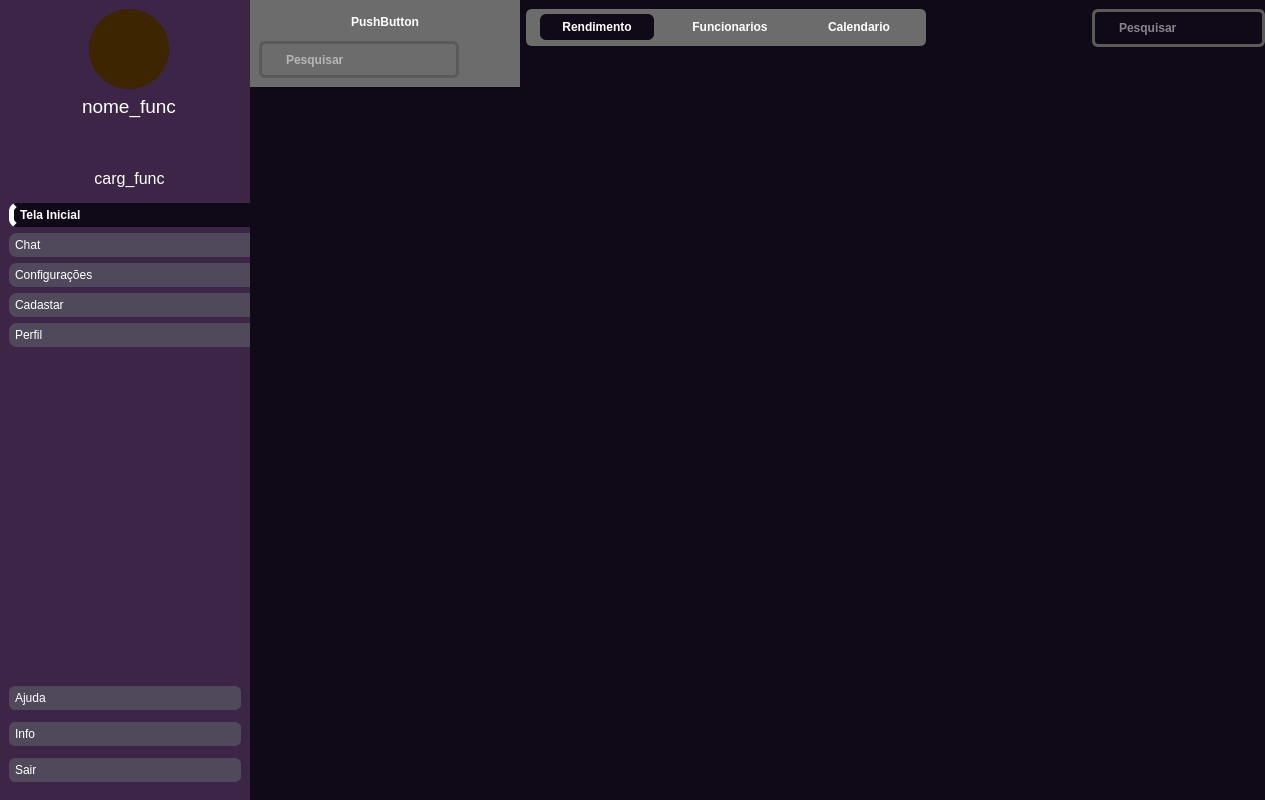
Above: design/NOVODASH.ui from Zstraffey/NewTE before the change. Below: the same form after it.
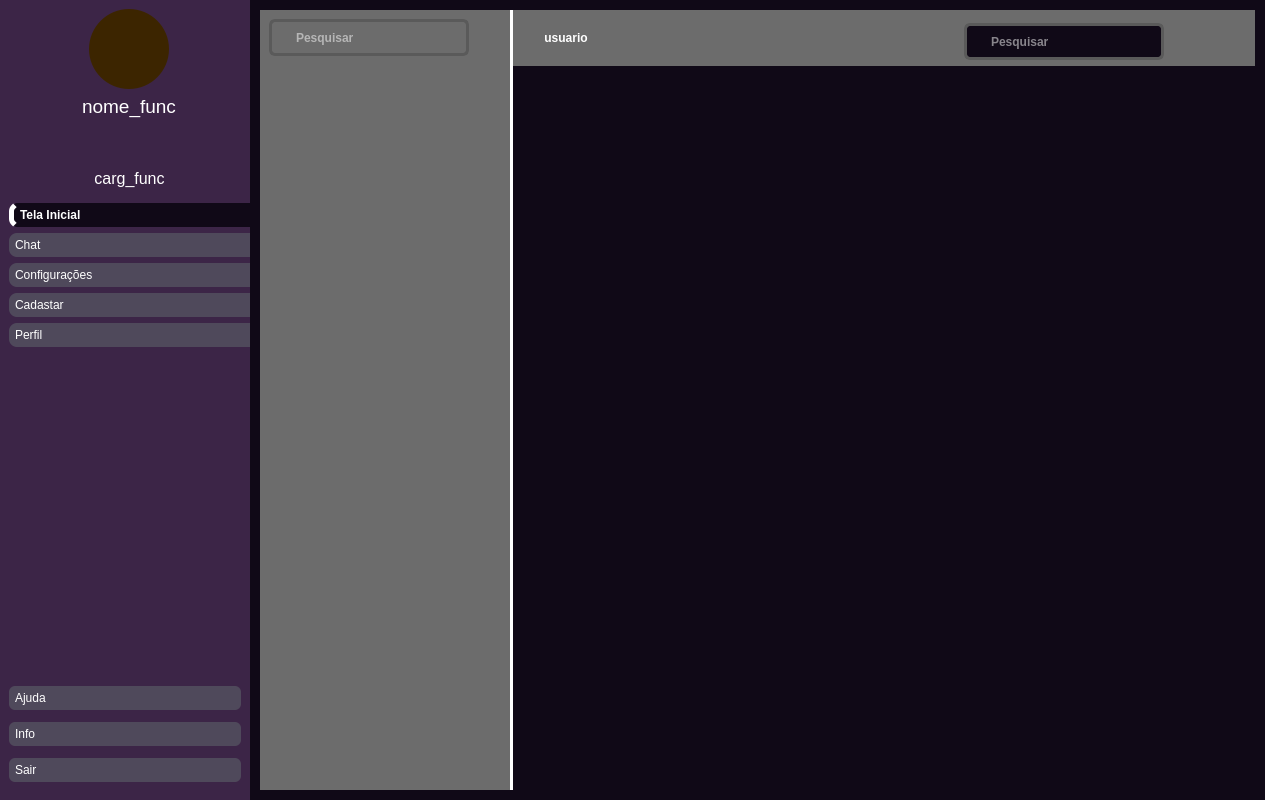
That is the form after the change. The open tabs and pages were chosen to show the change. Icons and pictures are not drawn.

Patch:
```diff
--- a/design/NOVODASH.ui
+++ b/design/NOVODASH.ui
@@ -931,7 +931,7 @@
            <item>
             <widget class="QStackedWidget" name="stacked_widget_botoes_principais_do_dashboard">
              <property name="currentIndex">
-              <number>0</number>
+              <number>1</number>
              </property>
              <widget class="QWidget" name="rendimento_page">
               <layout class="QVBoxLayout" name="verticalLayout_31">
@@ -2211,17 +2211,20 @@
       </widget>
       <widget class="QWidget" name="page_chat">
        <layout class="QVBoxLayout" name="verticalLayout_24">
+        <property name="spacing">
+         <number>6</number>
+        </property>
         <property name="leftMargin">
-         <number>0</number>
+         <number>10</number>
         </property>
         <property name="topMargin">
-         <number>0</number>
+         <number>10</number>
         </property>
         <property name="rightMargin">
-         <number>0</number>
+         <number>10</number>
         </property>
         <property name="bottomMargin">
-         <number>0</number>
+         <number>10</number>
         </property>
         <item>
          <widget class="QWidget" name="dashbaord_sidebar_3" native="true">
@@ -2232,6 +2235,9 @@
            </sizepolicy>
           </property>
           <layout class="QHBoxLayout" name="horizontalLayout_5">
+           <property name="spacing">
+            <number>0</number>
+           </property>
            <property name="leftMargin">
             <number>0</number>
            </property>
@@ -2246,12 +2252,27 @@
            </property>
            <item>
             <widget class="QWidget" name="widget_17" native="true">
+             <property name="sizePolicy">
+              <sizepolicy hsizetype="Fixed" vsizetype="Preferred">
+               <horstretch>0</horstretch>
+               <verstretch>0</verstretch>
+              </sizepolicy>
+             </property>
              <property name="minimumSize">
               <size>
-               <width>200</width>
+               <width>250</width>
                <height>0</height>
               </size>
              </property>
+             <property name="maximumSize">
+              <size>
+               <width>400</width>
+               <height>16777215</height>
+              </size>
+             </property>
+             <property name="styleSheet">
+              <string notr="true">background-color: #6c6c6c;</string>
+             </property>
              <layout class="QVBoxLayout" name="verticalLayout_17">
               <property name="leftMargin">
                <number>0</number>
@@ -2305,23 +2326,6 @@
 }</string>
                 </property>
                 <layout class="QVBoxLayout" name="verticalLayout_25">
-                 <item>
-                  <widget class="QPushButton" name="pushButton_5">
-                   <property name="text">
-                    <string>PushButton</string>
-                   </property>
-                   <property name="icon">
-                    <iconset resource="../imagens/imgs.qrc">
-                     <normaloff>:/imgs/logout.png</normaloff>:/imgs/logout.png</iconset>
-                   </property>
-                   <property name="iconSize">
-                    <size>
-                     <width>30</width>
-                     <height>30</height>
-                    </size>
-                   </property>
-                  </widget>
-                 </item>
                  <item>
                   <widget class="QLineEdit" name="lineedit_campo_pesquisa_3">
                    <property name="sizePolicy">
@@ -2359,6 +2363,16 @@
              </layout>
             </widget>
            </item>
+           <item>
+            <widget class="Line" name="line_8">
+             <property name="styleSheet">
+              <string notr="true">background-color: rgb(255, 255, 255);</string>
+             </property>
+             <property name="orientation">
+              <enum>Qt::Vertical</enum>
+             </property>
+            </widget>
+           </item>
            <item alignment="Qt::AlignTop">
             <widget class="QWidget" name="btns_principais_do_dashboard_2" native="true">
              <property name="sizePolicy">
@@ -2369,7 +2383,7 @@
              </property>
              <property name="minimumSize">
               <size>
-               <width>200</width>
+               <width>100</width>
                <height>56</height>
               </size>
              </property>
@@ -2379,14 +2393,31 @@
                <height>56</height>
               </size>
              </property>
+             <property name="sizeIncrement">
+              <size>
+               <width>100</width>
+               <height>0</height>
+              </size>
+             </property>
              <property name="styleSheet">
               <string notr="true">QPushButton{
 
 
  background-color: rgb(91, 91, 91);
+}
+QWidget{
+
+border: 4px solid #6c6c6c;
+}
+QWidget{
+background-color: rgb(108, 108, 108);
+
 }</string>
              </property>
              <layout class="QHBoxLayout" name="horizontalLayout_49">
+              <property name="spacing">
+               <number>0</number>
+              </property>
               <property name="leftMargin">
                <number>0</number>
               </property>
@@ -2399,18 +2430,18 @@
               <property name="bottomMargin">
                <number>0</number>
               </property>
-              <item>
+              <item alignment="Qt::AlignLeft">
                <widget class="QFrame" name="frame_btns_2">
                 <property name="sizePolicy">
-                 <sizepolicy hsizetype="Fixed" vsizetype="Fixed">
+                 <sizepolicy hsizetype="Fixed" vsizetype="Expanding">
                   <horstretch>0</horstretch>
                   <verstretch>0</verstretch>
                  </sizepolicy>
                 </property>
                 <property name="minimumSize">
                  <size>
-                  <width>400</width>
-                  <height>37</height>
+                  <width>200</width>
+                  <height>0</height>
                  </size>
                 </property>
                 <property name="styleSheet">
@@ -2465,54 +2496,7 @@
                  <property name="bottomMargin">
                   <number>0</number>
                  </property>
-                 <item>
-                  <widget class="QPushButton" name="btn_rendimento_do_dash_2">
-                   <property name="sizePolicy">
-                    <sizepolicy hsizetype="Fixed" vsizetype="Fixed">
-                     <horstretch>0</horstretch>
-                     <verstretch>0</verstretch>
-                    </sizepolicy>
-                   </property>
-                   <property name="cursor">
-                    <cursorShape>PointingHandCursor</cursorShape>
-                   </property>
-                   <property name="text">
-                    <string>Rendimento</string>
-                   </property>
-                   <property name="checkable">
-                    <bool>true</bool>
-                   </property>
-                   <property name="checked">
-                    <bool>true</bool>
-                   </property>
-                  </widget>
-                 </item>
-                 <item>
-                  <widget class="QPushButton" name="btn_func_do_dash_2">
-                   <property name="sizePolicy">
-                    <sizepolicy hsizetype="Fixed" vsizetype="Fixed">
-                     <horstretch>0</horstretch>
-                     <verstretch>0</verstretch>
-                    </sizepolicy>
-                   </property>
-                   <property name="minimumSize">
-                    <size>
-                     <width>98</width>
-                     <height>0</height>
-                    </size>
-                   </property>
-                   <property name="cursor">
-                    <cursorShape>PointingHandCursor</cursorShape>
-                   </property>
-                   <property name="text">
-                    <string>Funcionarios</string>
-                   </property>
-                   <property name="checkable">
-                    <bool>true</bool>
-                   </property>
-                  </widget>
-                 </item>
-                 <item>
+                 <item alignment="Qt::AlignLeft">
                   <widget class="QPushButton" name="btn_calendario_do_dash_2">
                    <property name="sizePolicy">
                     <sizepolicy hsizetype="Fixed" vsizetype="Fixed">
@@ -2524,7 +2508,17 @@
                     <cursorShape>PointingHandCursor</cursorShape>
                    </property>
                    <property name="text">
-                    <string>Calendario</string>
+                    <string>usuario</string>
+                   </property>
+                   <property name="icon">
+                    <iconset resource="../imagens/imgs.qrc">
+                     <normaloff>:/imgs/logo_new_te.png</normaloff>:/imgs/logo_new_te.png</iconset>
+                   </property>
+                   <property name="iconSize">
+                    <size>
+                     <width>32</width>
+                     <height>32</height>
+                    </size>
                    </property>
                    <property name="shortcut">
                     <string/>
```
